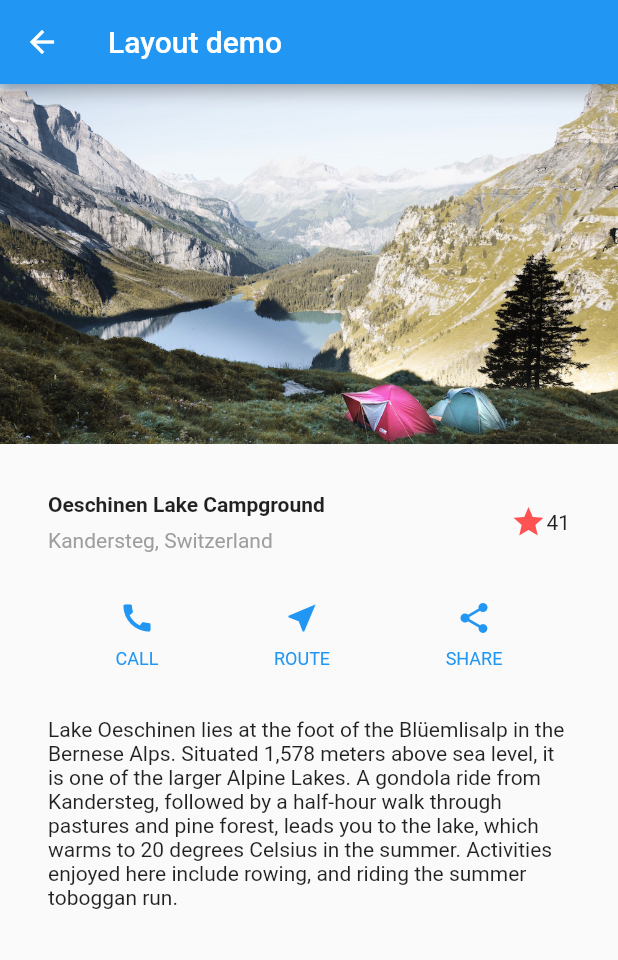
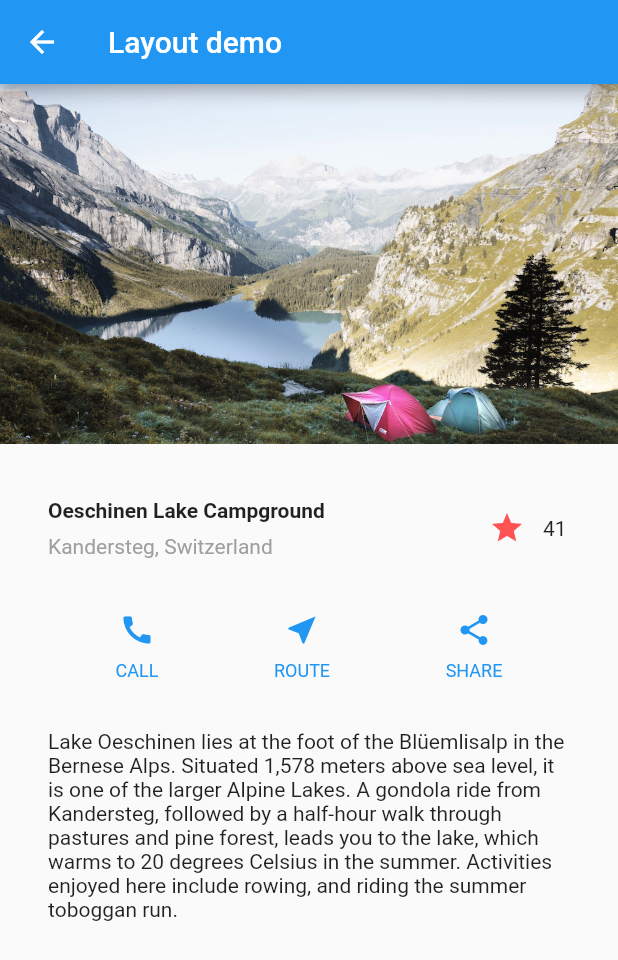
Before and after one commit to davidtran641/flutter-widget, a Flutter app: the LayoutDemo screen opened directly, on a phone screen of 412 x 824 dp. Shown: the top 960 px of the screen. Run offline on Flutter 3.47's test engine with Material 2 defaults, Android fonts, the phone set to English and light mode, and no system bars.

Commit message:
(FEAT) Handle favorite button

```diff
--- a/flutter_widget/lib/layout_demo.dart
+++ b/flutter_widget/lib/layout_demo.dart
@@ -42,11 +42,7 @@ class LayoutDemo extends StatelessWidget {
               ],
             ),
           ),
-          Icon(
-            Icons.star,
-            color: Colors.redAccent,
-          ),
-          Text('41'),
+          FavoriteWidget(),
         ],
       ),
     );
@@ -103,3 +99,42 @@ class LayoutDemo extends StatelessWidget {
     );
   }
 }
+
+class FavoriteWidget extends StatefulWidget {
+  @override
+  _FavoriteWidgetState createState() => _FavoriteWidgetState();
+}
+
+class _FavoriteWidgetState extends State<FavoriteWidget> {
+  bool _isFavorite = true;
+  int _favoriteCount = 41;
+
+  void _handleFavoriteButton() {
+    setState(() {
+      if (_isFavorite) {
+        _isFavorite = false;
+        _favoriteCount -= 1;
+      } else {
+        _isFavorite = true;
+        _favoriteCount += 1;
+      }
+    });
+  }
+
+  @override
+  Widget build(BuildContext context) {
+    return Row(
+      children: <Widget>[
+        IconButton(
+          icon: _isFavorite ? Icon(Icons.star) : Icon(Icons.star_border),
+          color: Colors.redAccent,
+          onPressed: _handleFavoriteButton,
+        ),
+        SizedBox(
+          width: 18,
+          child: Text('$_favoriteCount'),
+        )
+      ],
+    );
+  }
+}
```
